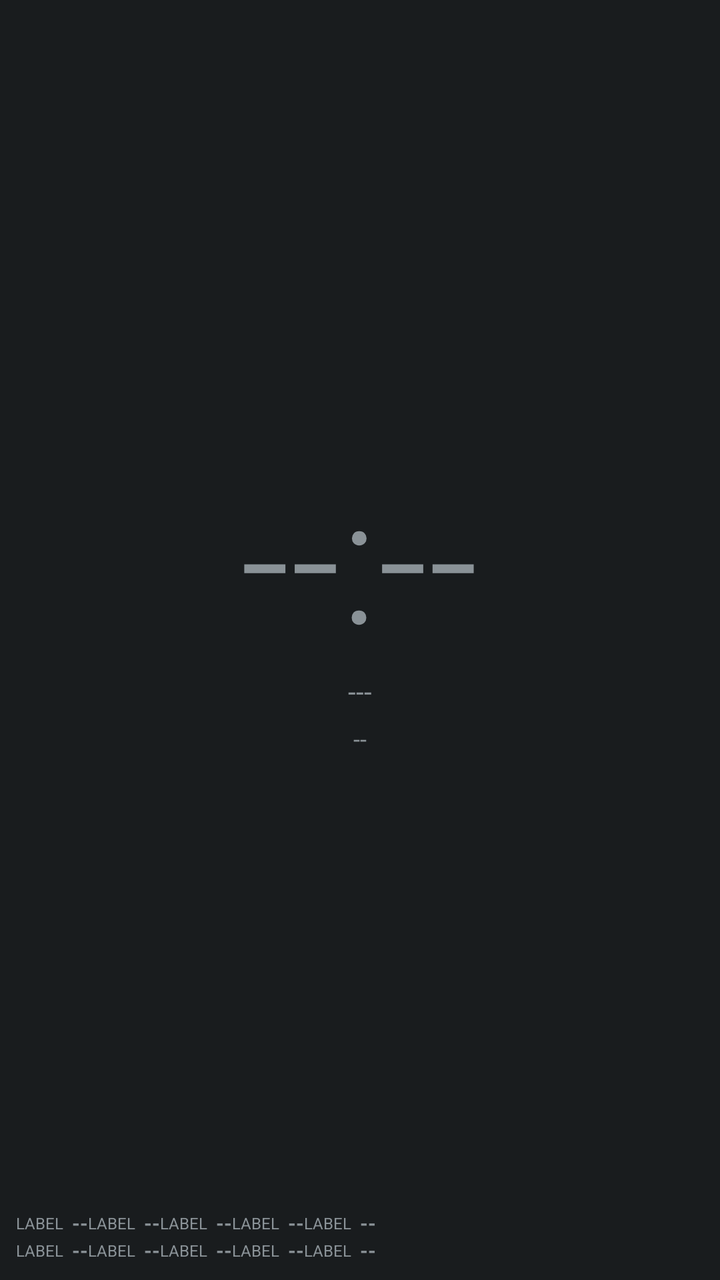
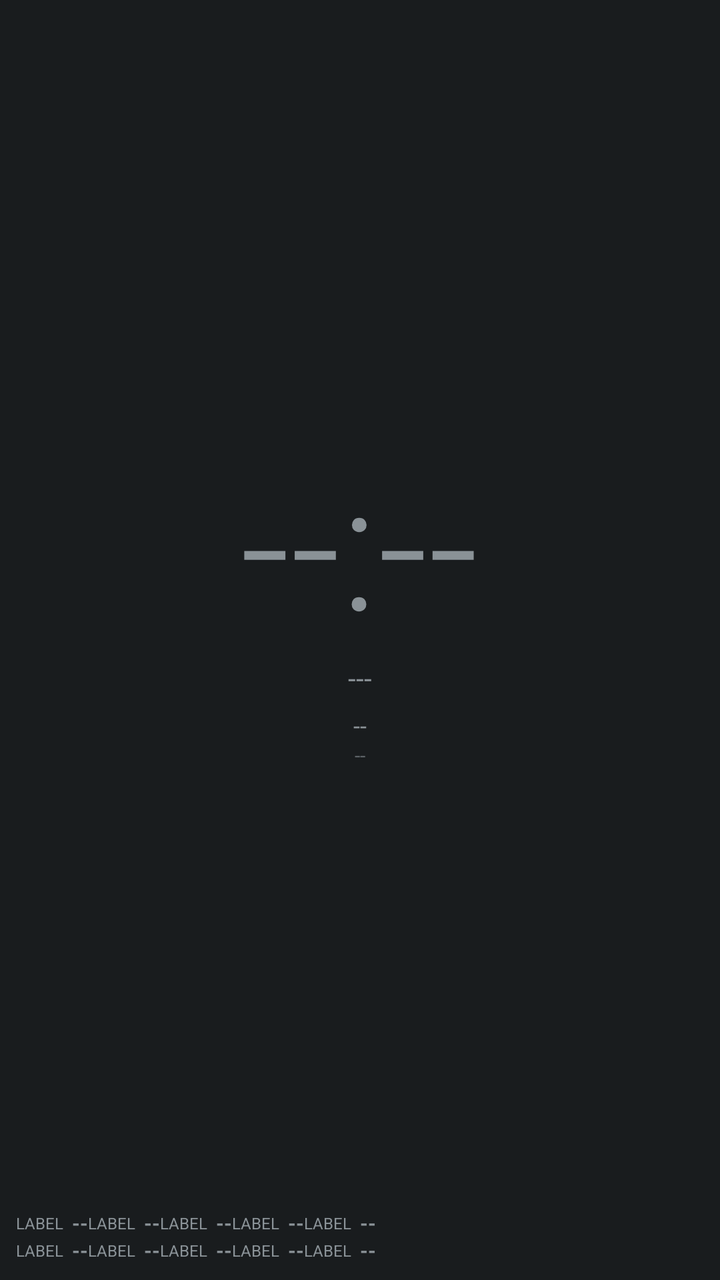

Before-and-after screenshots of an Android layout around one commit, followed by the original layout XML and the change that was made.
<!-- AndroidManifest.xml: application theme android:Theme.DeviceDefault.NoActionBar -->
<!-- res/layout/aod_layout_ticker.xml -->
<?xml version="1.0" encoding="utf-8"?>
<LinearLayout xmlns:android="http://schemas.android.com/apk/res/android"
    android:id="@+id/bg_root"
    android:layout_width="match_parent"
    android:layout_height="match_parent"
    android:orientation="vertical">

    <LinearLayout
        android:layout_width="match_parent"
        android:layout_height="0dp"
        android:layout_weight="1"
        android:gravity="center"
        android:orientation="vertical">

        <TextView
            android:id="@+id/clock"
            android:layout_width="wrap_content"
            android:layout_height="wrap_content"
            android:textSize="88sp"
            android:fontFamily="sans-serif-light"
            android:text="--:--" />

        <TextView
            android:id="@+id/date"
            android:layout_width="wrap_content"
            android:layout_height="wrap_content"
            android:textSize="14sp"
            android:text="---" />

        <TextView
            android:id="@+id/health_badge"
            android:layout_width="wrap_content"
            android:layout_height="wrap_content"
            android:textSize="12sp"
            android:textAllCaps="true"
            android:layout_marginTop="6dp"
            android:text="--" />
    </LinearLayout>

    <GridLayout
        android:id="@+id/panel_1"
        android:layout_width="match_parent"
        android:layout_height="wrap_content"
        android:columnCount="5"
        android:rowCount="2"
        android:padding="8dp">

        <include layout="@layout/aod_row_ticker" android:id="@+id/row0" />
        <include layout="@layout/aod_row_ticker" android:id="@+id/row1" />
        <include layout="@layout/aod_row_ticker" android:id="@+id/row2" />
        <include layout="@layout/aod_row_ticker" android:id="@+id/row3" />
        <include layout="@layout/aod_row_ticker" android:id="@+id/row4" />
        <include layout="@layout/aod_row_ticker" android:id="@+id/row5" />
        <include layout="@layout/aod_row_ticker" android:id="@+id/row6" />
        <include layout="@layout/aod_row_ticker" android:id="@+id/row7" />
        <include layout="@layout/aod_row_ticker" android:id="@+id/row8" />
        <include layout="@layout/aod_row_ticker" android:id="@+id/row9" />

    </GridLayout>

</LinearLayout>
<!-- res/layout/aod_row_ticker.xml (included above) -->
<?xml version="1.0" encoding="utf-8"?>
<LinearLayout xmlns:android="http://schemas.android.com/apk/res/android"
    android:layout_width="wrap_content"
    android:layout_height="wrap_content"
    android:layout_margin="6dp"
    android:orientation="horizontal"
    android:gravity="center_vertical">

    <TextView
        android:id="@+id/stat_label"
        android:layout_width="wrap_content"
        android:layout_height="wrap_content"
        android:textSize="8sp"
        android:textAllCaps="true"
        android:text="Label" />

    <TextView
        android:id="@+id/stat_value"
        android:layout_width="wrap_content"
        android:layout_height="wrap_content"
        android:layout_marginStart="4dp"
        android:textSize="10sp"
        android:textStyle="bold"
        android:text="--" />

</LinearLayout>
<!-- resources referenced by this layout -->
<resources>

</resources>

<!-- the commit's change to res/layout/aod_layout_ticker.xml (unified diff, before → after) -->
@@ -34,6 +34,14 @@
             android:textSize="12sp"
             android:textAllCaps="true"
             android:layout_marginTop="6dp"
+            android:text="--" />
+
+        <TextView
+            android:id="@+id/perf_badge"
+            android:layout_width="wrap_content"
+            android:layout_height="wrap_content"
+            android:textSize="10sp"
+            android:alpha="0.6"
             android:text="--" />
     </LinearLayout>
 
